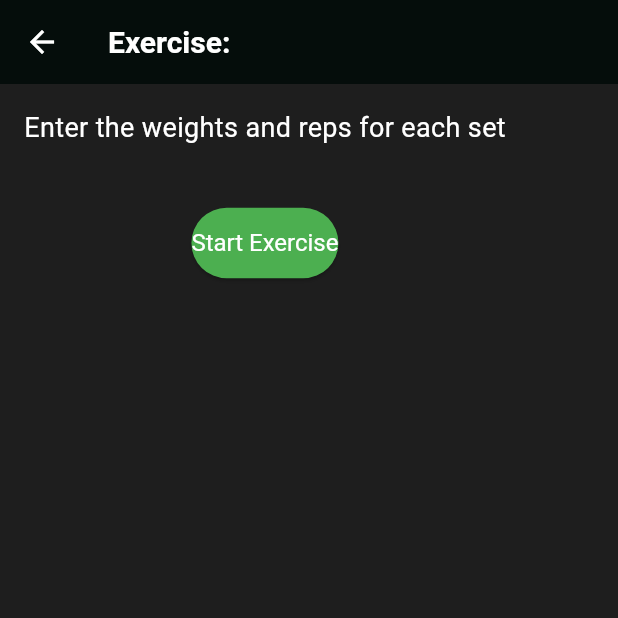
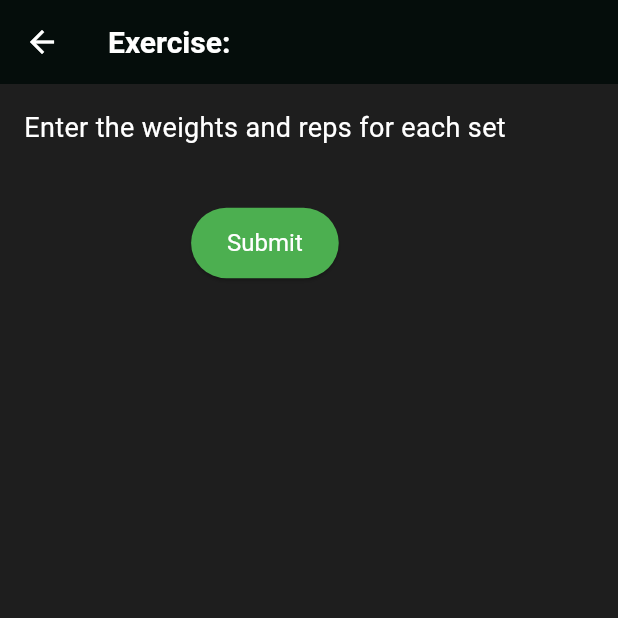
Before and after one commit to RepDuel/RepDuel, a Flutter app: the ExercisePlayScreen screen opened directly with empty values, on a phone screen of 412 x 824 dp, the top half of it. Run offline on Flutter 3.47's test engine with Material 3 defaults, Android fonts, the phone set to English and light mode, and no system bars; our stand-ins replace dio, fl_chart, flutter_riverpod, flutter_svg, go_router, logger and 1 more; accounts and stored records are empty.

Commit message:
add padding

```diff
--- a/frontend/lib/features/routines/screens/exercise_play_screen.dart
+++ b/frontend/lib/features/routines/screens/exercise_play_screen.dart
@@ -77,15 +77,16 @@ class ExercisePlayScreen extends StatelessWidget {
               const SizedBox(height: 20),
               ElevatedButton(
                 onPressed: () {
-                  Navigator.pop(context); // Go back to the previous screen
+                  Navigator.pop(context);
                 },
                 style: ElevatedButton.styleFrom(
                   backgroundColor: Colors.green,
                   foregroundColor: Colors.white,
-                  padding: const EdgeInsets.symmetric(vertical: 14),
+                  padding:
+                      const EdgeInsets.symmetric(vertical: 14, horizontal: 24),
                   textStyle: const TextStyle(fontSize: 16),
                 ),
-                child: const Text('Start Exercise'),
+                child: const Text('Submit'),
               ),
             ],
           ),
```
